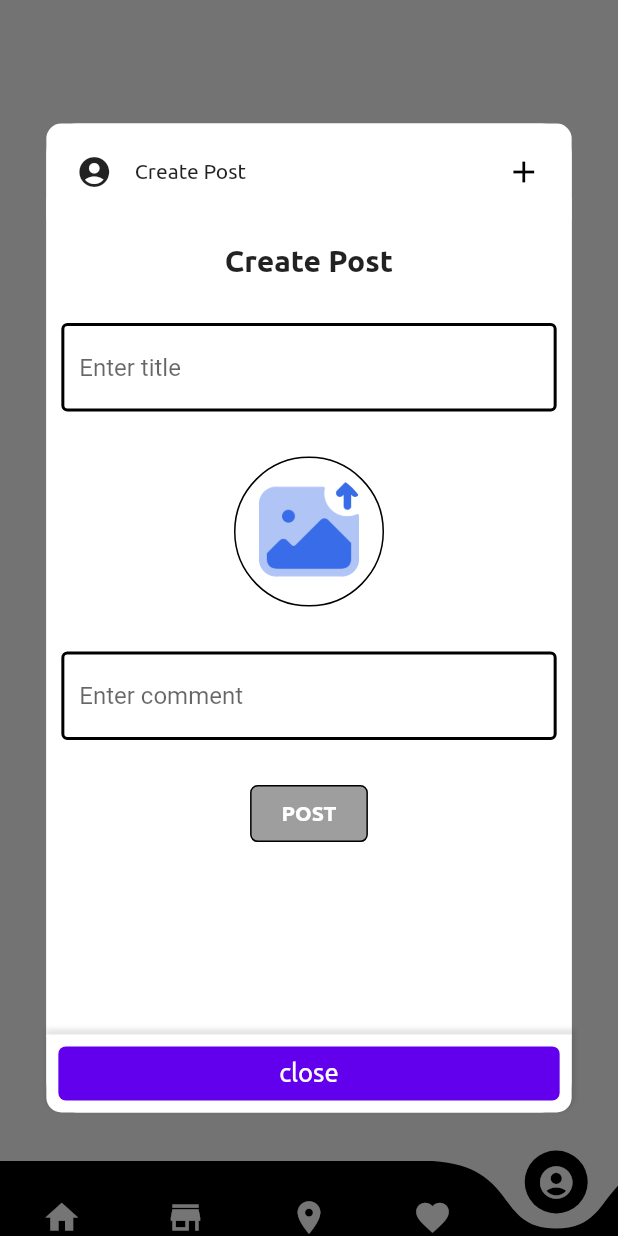
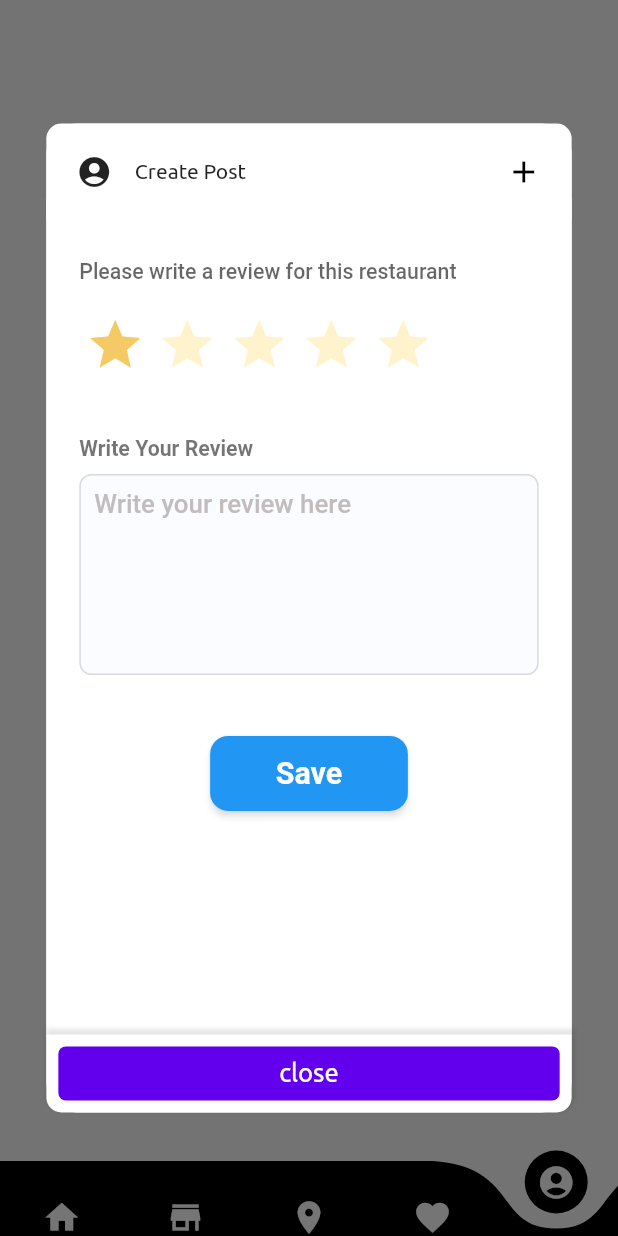
Before and after one commit to nghia051/Android_FinalProject, a Flutter app: the screen it shows after launch, item 5 of the bottom bar chosen, after a tap on "open card with gutter and app bar", on a phone screen of 412 x 824 dp. Run offline on Flutter 3.47's test engine with Material 2 defaults, Android fonts, the phone set to English and light mode, and no system bars; drawn by our look-alikes of curved_navigation_bar, flutter_rating_bar; our stand-ins replace cloud_firestore, expandable_text, firebase_auth, firebase_core, firebase_storage, flutter_screenutil and 11 more; accounts and stored records are empty.

Commit message:
WIP on main: d77265e Merge branch 'main' of https://github.com/hoangteo0103/Android_FinalProject

```diff
--- a/lib/constants.dart
+++ b/lib/constants.dart
@@ -7,3 +7,7 @@ const InputDecoration kTextInputDecoration = InputDecoration(
   hintText: '',
   // ),
 );
+
+const Color authTextFromFieldFillColor = Color.fromRGBO(241, 244, 254, 1);
+const Color authTextFromFieldPorderColor = Color.fromRGBO(214, 218, 225, 1);
+const Color authTextFromFieldHintTextColor = Color.fromRGBO(194, 189, 189, 1);
--- a/lib/main.dart
+++ b/lib/main.dart
@@ -8,6 +8,8 @@ import 'package:antap/screens/image_video_post/customize_image_screen.dart';
 import 'package:antap/screens/image_video_post/customize_video_screen.dart';
 import 'package:firebase_core/firebase_core.dart';
 import 'package:antap/screens/map/pop_up/popup_screen.dart';
+import 'package:flutter_screenutil/flutter_screenutil.dart';
+
 
 void main() async {
   WidgetsFlutterBinding.ensureInitialized();
@@ -21,6 +23,11 @@ class MyApp extends StatelessWidget {
 
   @override
   Widget build(BuildContext context) {
+    return ScreenUtilInit(
+      designSize: const Size(375, 812),
+      minTextAdapt: true,
+      splitScreenMode: true,
+      builder: (context, child) {
     return MaterialApp(
       debugShowCheckedModeBanner: false,
       theme: ThemeData(
@@ -39,5 +46,6 @@ class MyApp extends StatelessWidget {
         CustomizeVideoScreen.id: (context) => CustomizeVideoScreen(),
       },
     );
+  });
   }
 }
--- a/lib/screens/create_post/create_post_popup.dart
+++ b/lib/screens/create_post/create_post_popup.dart
@@ -1,5 +1,5 @@
 import 'package:antap/screens/create_post/widgets/appbar.dart';
-import 'package:antap/screens/create_post/widgets/body.dart';
+import 'package:antap/screens/create_post/widgets/body copy.dart';
 import 'package:flutter/material.dart';
 import 'package:antap/src/appbar.dart';
 import 'package:antap/src/gutter.dart';
--- /dev/null
+++ b/lib/screens/create_post/widgets/body copy.dart
@@ -0,0 +1,260 @@
+import 'dart:io';
+import 'package:antap/constants.dart';
+import 'package:antap/models/post.dart';
+import 'package:antap/screens/create_post/widgets/textWithFont.dart';
+import 'package:antap/screens/map/pop_up/widgets/video_app.dart';
+import 'package:uuid/uuid.dart';
+import 'package:firebase_storage/firebase_storage.dart' as firebase_storage;
+import 'package:firebase_core/firebase_core.dart' as firebase_core;
+import 'package:cloud_firestore/cloud_firestore.dart';
+import 'package:flutter/material.dart';
+import 'package:antap/data/data.dart';
+
+import 'package:lottie/lottie.dart' as lot;
+import 'package:flutter_rating_bar/flutter_rating_bar.dart';
+import 'package:image_picker/image_picker.dart';
+
+import 'package:firebase_auth/firebase_auth.dart';
+import 'dart:async';
+
+import 'package:flutter/material.dart';
+import 'package:flutter_screenutil/flutter_screenutil.dart';
+
+class CreatePostScreen extends StatefulWidget {
+  const CreatePostScreen({super.key});
+  static String id = "new_post_screen";
+  @override
+  State<CreatePostScreen> createState() => _CreatePostScreenState();
+}
+
+class _CreatePostScreenState extends State<CreatePostScreen> {
+  final _titleController = TextEditingController();
+  double _rating = 1;
+  final _contentController = TextEditingController();
+  final ImagePicker _picker = ImagePicker();
+  List<File?> listImageFiles = [];
+  Color? buttonColor = Colors.grey;
+  List<XFile?> listImages = [];
+  String? fileName;
+  String imageUrl = "";
+  CollectionReference collectionReference = FirebaseFirestore.instance.collection('imagePost');
+  bool choose =  false;
+  IconData? _selectedIcon;
+
+
+  @override
+  void initState(){
+    super.initState();
+    _titleController.addListener(updateButtonColor);
+    _contentController.addListener(updateButtonColor);
+  }
+
+  chooseImage() async {
+    listImages.clear();
+    List<XFile>? selectedImages =  await _picker.pickMultiImage();
+    if (selectedImages.isNotEmpty){
+      listImages.addAll(selectedImages);
+    }
+    if (listImages.isNotEmpty){
+      for (int i = 0; i < listImages.length; i++){
+        listImageFiles.add(File(listImages[i]!.path));
+      }
+    }
+    setState(() {
+      listImageFiles;
+    });
+  }
+
+  Future<void> _save() async {
+    if(listImageFiles.isEmpty) return ;
+    final firebase_storage.FirebaseStorage storage = firebase_storage.FirebaseStorage.instance;
+    List<String> listURL = [];
+    for(var _image in listImageFiles)
+      {
+        try {
+          await storage.ref('imagePosts/$fileName').putFile(_image!);
+          firebase_storage.Reference ref = storage.ref('imagePosts/$fileName');
+          imageUrl = await ref.getDownloadURL();
+          print("Day ne: $imageUrl");
+          listURL.add(imageUrl);
+        } on firebase_core.FirebaseException catch (e) {
+          print(e);
+        }
+      }
+    String? userId = await FirebaseAuth.instance.currentUser?.uid.toString();
+
+    await collectionReference
+        .add({
+      'listImageURL': listURL,
+      'title': _titleController.text,
+      'content': _contentController.text,
+      'postedBy': userId,
+      'postDate': DateTime.now(),
+      'rating' : 5
+    })
+        .then((value) => print("User Added"))
+        .catchError((error) => print("Failed to add user: $error"));
+
+    if (_titleController.text.isNotEmpty && _contentController.text.isNotEmpty){
+      showDialog(
+        context: context,
+        builder: (BuildContext context) {
+          return const AlertDialog(
+            title: Text("Post Successfully"),
+            content: Text("You can view it now"),
+          );
+        },
+      );
+
+      _titleController.clear();
+      _contentController.clear();
+      setState(() {
+        listURL.clear();
+      });
+    }
+
+  }
+
+
+
+  void updateButtonColor(){
+    setState(() {
+      if (_titleController.text.isNotEmpty && _contentController.text.isNotEmpty){
+        buttonColor = kTextColor;
+      } else {
+        buttonColor = Colors.grey;
+      }
+    });
+  }
+
+  @override
+  Widget build(context) {
+    updateButtonColor();
+    return WillPopScope(
+      onWillPop: () async {
+        //Navigator.popAndPushNamed(context, CustomizeScreen.id);
+        return false;
+      },
+      child: Scaffold(
+        backgroundColor: Colors.white,
+        body: SingleChildScrollView(
+          child: Padding(
+            padding: EdgeInsets.symmetric(horizontal: 20.w),
+            child: Column(
+              crossAxisAlignment: CrossAxisAlignment.start,
+              children: [
+                SizedBox(
+                  height: 40.h,
+                ),
+                TextWithFont().textWithRobotoFont(
+                    color: Theme.of(context)
+                        .textTheme
+                        .displayLarge!
+                        .color!
+                        .withOpacity(.6),
+                    fontSize: 14.sp,
+                    text:
+                    'Please write a review for this restaurant',
+                    fontWeight: FontWeight.w500),
+                SizedBox(
+                  height: 20.h,
+                ),
+                RatingBar.builder(
+                  glowColor: Colors.grey.shade500,
+                  initialRating: _rating,
+                  minRating: 1,
+                  direction:Axis.horizontal,
+                  allowHalfRating: true,
+                  unratedColor: Colors.amber.withAlpha(50),
+                  itemCount: 5,
+                  itemSize: 40.0,
+                  itemPadding: EdgeInsets.symmetric(horizontal: 4.0),
+                  itemBuilder: (context, _) => Icon(
+                    _selectedIcon ?? Icons.star,
+                    color: Color.fromRGBO(245, 201, 99, 1),
+                  ),
+                  onRatingUpdate: (rating) {
+                    setState(() {
+                      _rating = rating;
+                    });
+                  },
+                  updateOnDrag: true,
+            ),
+                SizedBox(
+                  height: 40.h,
+                ),
+                TextWithFont().textWithRobotoFont(
+                    color: Theme.of(context).textTheme.headline1!.color!,
+                    fontSize: 14.sp,
+                    text: 'Write Your Review',
+                    fontWeight: FontWeight.w600),
+                SizedBox(
+                  height: 8.h,
+                ),
+                Form(
+                  child: TextFormField(
+                    controller: _contentController,
+                    minLines: 6,
+                    keyboardType: TextInputType.multiline,
+                    maxLines: null,
+                    validator: (value) {
+                      if (value == null || value.isEmpty) {
+                        return 'Please enter some text';
+                      }
+                      return null;
+                    },
+                    decoration: InputDecoration(
+                      contentPadding:
+                      const EdgeInsets.fromLTRB(10.0, 10.0, 10.0, 10.0),
+                      fillColor: authTextFromFieldFillColor.withOpacity(.3),
+                      hintText: 'Write your review here',
+                      hintStyle: TextStyle(
+                        color: authTextFromFieldHintTextColor,
+                        fontSize: 17.sp,
+                        fontWeight: FontWeight.w500,
+                      ),
+                      filled: true,
+                      enabledBorder: OutlineInputBorder(
+                        borderSide:
+                        const BorderSide(color: authTextFromFieldPorderColor),
+                        borderRadius: BorderRadius.circular(8),
+                      ),
+                      focusedBorder: OutlineInputBorder(
+                        borderSide:
+                        const BorderSide(color: authTextFromFieldPorderColor),
+                        borderRadius: BorderRadius.circular(8),
+                      ),
+                    ),
+                  ),
+                ),
+                SizedBox(
+                  height: 40.h,
+                ),
+               Align(
+                    alignment: Alignment.center,
+                    child: ElevatedButton(
+                        onPressed: _save,
+                        style: ElevatedButton.styleFrom(
+                          shadowColor: Colors.white,
+                          side: BorderSide.none,
+                          // primary:,
+                          minimumSize: Size(120.w, 50),
+                          shape: RoundedRectangleBorder(
+                            borderRadius: BorderRadius.circular(12),
+                          ),
+                        ),
+                        child: TextWithFont().textWithRobotoFont(
+                          color: Colors.white,
+                          fontSize: 20.sp,
+                          fontWeight: FontWeight.bold,
+                          text: 'Save',
+                        )),
+                  )
+              ],
+            ),
+          ),
+        ),
+      ),
+    );
+  }
+}
--- /dev/null
+++ b/lib/screens/create_post/widgets/textWithFont.dart
@@ -0,0 +1,61 @@
+import 'package:flutter/material.dart';
+import 'package:google_fonts/google_fonts.dart';
+
+class TextWithFont {
+  Text textWithRobotoFont(
+      {required String text,
+        required double fontSize,
+        required FontWeight fontWeight,
+        Color? color,
+        TextAlign? textAlign}) {
+    return Text(
+      text,
+      style: GoogleFonts.roboto(
+        textStyle: TextStyle(
+          fontSize: fontSize,
+          fontWeight: fontWeight,
+          color: color,
+        ),
+      ),
+      textAlign: textAlign,
+    );
+  }
+
+  Text textWithRalewayFont(
+      {required String text,
+        required double fontSize,
+        required FontWeight fontWeight,
+        required Color color,
+        TextAlign? textAlign}) {
+    return Text(
+      text,
+      style: GoogleFonts.raleway(
+        textStyle: TextStyle(
+          fontSize: fontSize,
+          fontWeight: fontWeight,
+          color: color,
+        ),
+      ),
+      textAlign: textAlign,
+    );
+  }
+
+  Text textWithNunitoSansFont(
+      {required String text,
+        required double fontSize,
+        required FontWeight fontWeight,
+        Color? color,
+        TextAlign? textAlign}) {
+    return Text(
+      text,
+      style: GoogleFonts.nunitoSans(
+        textStyle: TextStyle(
+          fontSize: fontSize,
+          fontWeight: fontWeight,
+          color: color,
+        ),
+      ),
+      textAlign: textAlign,
+    );
+  }
+}
--- a/pubspec.yaml
+++ b/pubspec.yaml
@@ -11,6 +11,7 @@ dependencies:
   firebase_auth: ^4.9.0
   firebase_core: ^2.15.1
   shared_preferences:
+  flutter_screenutil: ^5.5.3+2
   cupertino_icons: ^1.0.2
   loading_overlay: ^0.3.0
   rflutter_alert: ^2.0.7
@@ -26,7 +27,7 @@ dependencies:
   expandable_text: ^2.2.0
   marquee: ^2.2.0
   lottie: ^1.1.9
-  google_fonts: ^2.1.0
+  google_fonts: 6.0.0
   flutter_svg: ^0.22.0
   english_words: ^4.0.0
   provider: ^6.0.0
```
Also changed, not shown: lib/screens/create_post/widgets/body.dart (+119 -22 lines).
